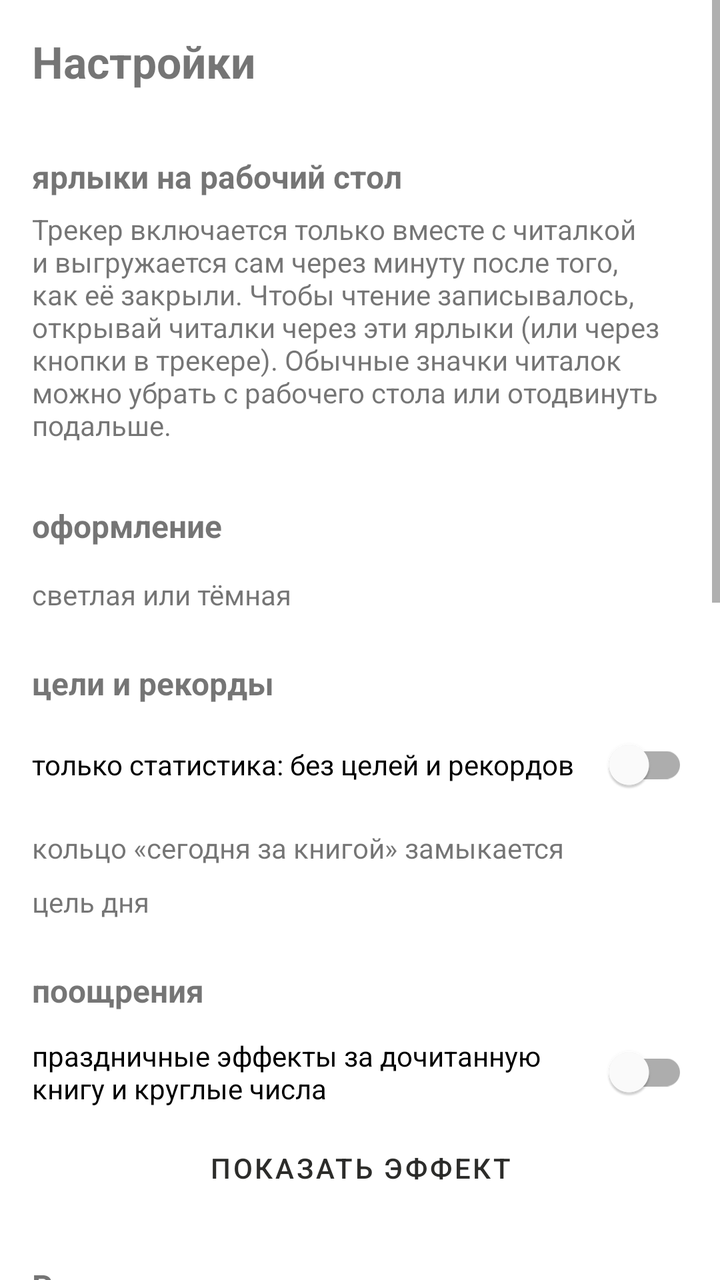
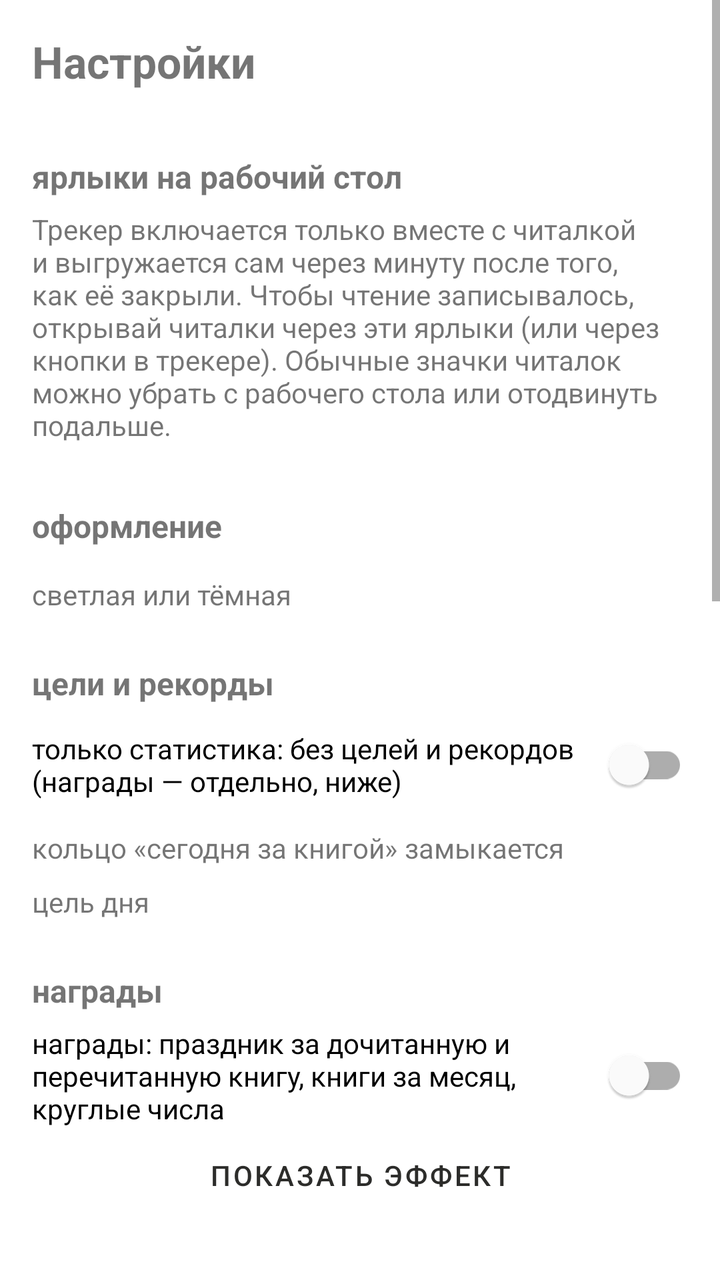

The first picture is an Android layout as it rendered before a commit; the second is the same layout after the commit. The layout source and the unified diff follow.
<!-- AndroidManifest.xml: application theme Theme.ReadingTracker -->
<!-- res/layout/fragment_settings.xml -->
<?xml version="1.0" encoding="utf-8"?>
<ScrollView
    xmlns:android="http://schemas.android.com/apk/res/android"
    android:layout_width="match_parent"
    android:layout_height="match_parent">

    <LinearLayout
        android:layout_width="match_parent"
        android:layout_height="wrap_content"
        android:orientation="vertical"
        android:padding="16dp">

        <TextView
            android:layout_width="wrap_content"
            android:layout_height="wrap_content"
            android:text="Настройки"
            android:textSize="22sp"
            android:textStyle="bold"
            android:layout_marginBottom="8dp" />

        
        <TextView style="@style/SettingsSection" android:text="ярлыки на рабочий стол" />
        <TextView
            android:layout_width="match_parent"
            android:layout_height="wrap_content"
            android:textSize="14sp"
            android:layout_marginBottom="6dp"
            android:text="Трекер включается только вместе с читалкой и выгружается сам через минуту после того, как её закрыли. Чтобы чтение записывалось, открывай читалки через эти ярлыки (или через кнопки в трекере). Обычные значки читалок можно убрать с рабочего стола или отодвинуть подальше." />
        <LinearLayout
            android:id="@+id/shortcutButtons"
            android:layout_width="match_parent"
            android:layout_height="wrap_content"
            android:orientation="vertical" />

        
        <TextView style="@style/SettingsSection" android:text="оформление" />
        <com.google.android.material.chip.ChipGroup
            xmlns:app="http://schemas.android.com/apk/res-auto"
            android:id="@+id/styleChips"
            android:layout_width="match_parent"
            android:layout_height="wrap_content"
            app:singleSelection="true"
            app:selectionRequired="true" />
        <TextView
            android:id="@+id/tvNightLabel"
            android:layout_width="wrap_content"
            android:layout_height="wrap_content"
            android:textSize="14sp"
            android:layout_marginTop="8dp"
            android:text="светлая или тёмная" />
        <com.google.android.material.chip.ChipGroup
            xmlns:app="http://schemas.android.com/apk/res-auto"
            android:id="@+id/nightChips"
            android:layout_width="match_parent"
            android:layout_height="wrap_content"
            app:singleSelection="true"
            app:selectionRequired="true" />

        
        <TextView style="@style/SettingsSection" android:text="цели и рекорды" />
        <com.google.android.material.switchmaterial.SwitchMaterial
            android:id="@+id/swStatsOnly"
            android:layout_width="match_parent"
            android:layout_height="wrap_content"
            android:textSize="14sp"
            android:text="только статистика: без целей и рекордов" />

        <LinearLayout
            android:id="@+id/goalBlock"
            android:layout_width="match_parent"
            android:layout_height="wrap_content"
            android:orientation="vertical">
            <TextView
                android:layout_width="match_parent"
                android:layout_height="wrap_content"
                android:textSize="14sp"
                android:layout_marginTop="8dp"
                android:text="кольцо «сегодня за книгой» замыкается" />
            <com.google.android.material.chip.ChipGroup
                xmlns:app="http://schemas.android.com/apk/res-auto"
                android:id="@+id/ringChips"
                android:layout_width="match_parent"
                android:layout_height="wrap_content"
                app:singleSelection="true"
                app:selectionRequired="true" />
            <TextView
                android:id="@+id/tvGoalLabel"
                android:layout_width="match_parent"
                android:layout_height="wrap_content"
                android:textSize="14sp"
                android:layout_marginTop="8dp"
                android:text="цель дня" />
            <com.google.android.material.chip.ChipGroup
                xmlns:app="http://schemas.android.com/apk/res-auto"
                android:id="@+id/goalChips"
                android:layout_width="match_parent"
                android:layout_height="wrap_content"
                app:singleSelection="true"
                app:selectionRequired="true" />
        </LinearLayout>

        
        <TextView style="@style/SettingsSection" android:text="поощрения" />
        <com.google.android.material.switchmaterial.SwitchMaterial
            android:id="@+id/swEffects"
            android:layout_width="match_parent"
            android:layout_height="wrap_content"
            android:textSize="14sp"
            android:text="праздничные эффекты за дочитанную книгу и круглые числа" />
        <Button
            android:id="@+id/btnTryEffect"
            android:layout_width="match_parent"
            android:layout_height="wrap_content"
            android:text="показать эффект"
            style="@style/Widget.MaterialComponents.Button.TextButton" />

        
        <TextView style="@style/SettingsSection" android:text="Резервная копия" />
        <TextView
            android:id="@+id/tvBackupStatus"
            android:layout_width="match_parent"
            android:layout_height="wrap_content"
            android:textSize="14sp"
            android:layout_marginBottom="6dp" />
        <Button
            android:id="@+id/btnBackupFolder"
            android:layout_width="match_parent"
            android:layout_height="wrap_content"
            android:text="Выбрать папку для копий"
            style="@style/Widget.MaterialComponents.Button.OutlinedButton" />
        <Button
            android:id="@+id/btnBackupNow"
            android:layout_width="match_parent"
            android:layout_height="wrap_content"
            android:text="Сохранить копию сейчас"
            style="@style/Widget.MaterialComponents.Button.OutlinedButton" />
        <Button
            android:id="@+id/btnRestore"
            android:layout_width="match_parent"
            android:layout_height="wrap_content"
            android:text="Восстановить из копии"
            style="@style/Widget.MaterialComponents.Button.OutlinedButton" />

        
        <TextView style="@style/SettingsSection" android:text="Пауза и разведка" />
        <TextView
            android:id="@+id/tvA11yStatus"
            android:layout_width="match_parent"
            android:layout_height="wrap_content"
            android:textSize="14sp"
            android:layout_marginBottom="6dp" />
        <Button
            android:id="@+id/btnA11y"
            android:layout_width="match_parent"
            android:layout_height="wrap_content"
            android:text="Открыть специальные возможности"
            style="@style/Widget.MaterialComponents.Button.OutlinedButton" />
        <Button
            android:id="@+id/btnAppInfo"
            android:layout_width="match_parent"
            android:layout_height="wrap_content"
            android:text="Открыть «О приложении»"
            style="@style/Widget.MaterialComponents.Button.OutlinedButton" />
        <TextView
            android:id="@+id/tvScout"
            android:layout_width="match_parent"
            android:layout_height="wrap_content"
            android:textSize="13sp"
            android:textColor="?android:attr/textColorSecondary"
            android:layout_marginTop="8dp" />
        <Button
            android:id="@+id/btnShareScout"
            android:layout_width="match_parent"
            android:layout_height="wrap_content"
            android:text="Отправить журнал разведки"
            style="@style/Widget.MaterialComponents.Button.OutlinedButton" />
        <Button
            android:id="@+id/btnClearScout"
            android:layout_width="match_parent"
            android:layout_height="wrap_content"
            android:text="Очистить журнал"
            style="@style/Widget.MaterialComponents.Button.TextButton" />

        
        <TextView style="@style/SettingsSection" android:text="Проверка" />
        <TextView
            android:id="@+id/tvReport"
            android:layout_width="match_parent"
            android:layout_height="wrap_content"
            android:textSize="12sp"
            android:textIsSelectable="true"
            android:fontFamily="monospace"
            android:layout_marginBottom="8dp" />
        <Button
            android:id="@+id/btnTestBubble"
            android:layout_width="match_parent"
            android:layout_height="wrap_content"
            android:text="Показать пузырёк для проверки"
            style="@style/Widget.MaterialComponents.Button.OutlinedButton" />
        <Button
            android:id="@+id/btnCopy"
            android:layout_width="match_parent"
            android:layout_height="wrap_content"
            android:text="Скопировать отчёт"
            style="@style/Widget.MaterialComponents.Button.OutlinedButton" />
        <Button
            android:id="@+id/btnClearError"
            android:layout_width="match_parent"
            android:layout_height="wrap_content"
            android:text="Стереть ошибку"
            style="@style/Widget.MaterialComponents.Button.TextButton" />
    </LinearLayout>
</ScrollView>
<!-- resources referenced by this layout -->
<resources>
  <color name="rt_ink">#2C2C2A</color>
  <color name="rt_bg">#FFFFFF</color>
  <!-- drawable rt_tile_16 (drawable) -->
  <?xml version="1.0" encoding="utf-8"?>
  <shape xmlns:android="http://schemas.android.com/apk/res/android" android:shape="rectangle">
      <solid android:color="@color/rt_tile" />
      <stroke android:width="1dp" android:color="@color/rt_tile_stroke" />
      <corners android:radius="16dp" />
  </shape>
  <!-- drawable rt_tile_18 (drawable) -->
  <?xml version="1.0" encoding="utf-8"?>
  <shape xmlns:android="http://schemas.android.com/apk/res/android" android:shape="rectangle">
      <solid android:color="@color/rt_tile" />
      <stroke android:width="1dp" android:color="@color/rt_tile_stroke" />
      <corners android:radius="18dp" />
  </shape>
  <!-- drawable rt_ring_tile (drawable) -->
  <?xml version="1.0" encoding="utf-8"?>
  <shape xmlns:android="http://schemas.android.com/apk/res/android" android:shape="rectangle">
      <solid android:color="@color/rt_ring_bg" />
      <stroke android:width="1dp" android:color="@color/rt_ring_stroke" />
      <corners android:radius="18dp" />
  </shape>
  <!-- drawable rt_reader_btn (drawable) -->
  <?xml version="1.0" encoding="utf-8"?>
  <shape xmlns:android="http://schemas.android.com/apk/res/android" android:shape="rectangle">
      <solid android:color="@android:color/transparent" />
      <stroke android:width="1.5dp" android:color="@color/rt_reader_stroke" />
      <corners android:radius="12dp" />
  </shape>
  <color name="rt_ink2">#5F5E5A</color>
  <color name="rt_ink3">#B4B2A9</color>
  <color name="rt_tile">#F6F5F1</color>
  <color name="rt_tile_stroke">#B4B2A9</color>
  <color name="rt_strong">#2C2C2A</color>
  <color name="rt_on_strong">#F4F2EC</color>
  <color name="rt_on_strong2">#D3D1C7</color>
  <color name="rt_ring_bg">#2C2C2A</color>
  <color name="rt_ring_stroke">#2C2C2A</color>
  <color name="rt_ring_fg">#F1EFE9</color>
  <color name="rt_ring_sub">#D3D1C7</color>
  <color name="rt_ring_track">#5F5E5A</color>
  <color name="rt_ring_prog">#ECEAE3</color>
  <color name="rt_ring_track2">#444441</color>
  <color name="rt_ring_prog2">#B4B2A9</color>
  <color name="rt_bar0">#D3D1C7</color>
  <color name="rt_bar1">#B4B2A9</color>
  <color name="rt_bar2">#888780</color>
  <color name="rt_bar3">#5F5E5A</color>
  <color name="rt_bar4">#2C2C2A</color>
  <color name="rt_bar_zero_text">#B4B2A9</color>
  <color name="rt_cover">#F6F5F1</color>
  <color name="rt_cover_stroke">#2C2C2A</color>
  <color name="rt_cover_hinge">#D3D1C7</color>
  <color name="rt_board">#EDEBE4</color>
  <color name="rt_pages">#F5F3EE</color>
  <color name="rt_page_line">#B4B2A9</color>
  <color name="rt_spine">#DCDAD2</color>
  <color name="rt_band">#F9F7F2</color>
  <color name="rt_band_stroke">#2C2C2A</color>
  <color name="rt_band_rule">#D3D1C7</color>
  <color name="rt_band_text">#2C2C2A</color>
  <color name="rt_band_fold">#D3D1C7</color>
  <color name="rt_band_shadow">#292C2C2A</color>
  <color name="rt_brick">#888780</color>
  <color name="rt_brick_today">#2C2C2A</color>
  <color name="rt_brick_empty">#B4B2A9</color>
  <color name="rt_book_d">#2C2C2A</color>
  <color name="rt_book_m">#5F5E5A</color>
  <color name="rt_book_l">#888780</color>
  <color name="rt_book_cap">#141413</color>
  <color name="rt_ghost">#9C9A92</color>
  <color name="rt_ghost_stripe">#D3D1C7</color>
  <color name="rt_shelf">#2C2C2A</color>
  <color name="rt_block_ghost">#888780</color>
  <color name="rt_block_ghost_big">#B4B2A9</color>
  <color name="rt_reader_stroke">#888780</color>
  <color name="rt_nav_line">#D3D1C7</color>
  <color name="rt_cover2">#B4B2A9</color>
  <color name="rt_cover3">#5F5E5A</color>
  <color name="rt_cover4">#888780</color>
  <color name="rt_accent">#2C2C2A</color>
  <color name="rt_screen_bg">#FFFFFF</color>
  <color name="rt_chart_grid">#E2E1DC</color>
  <color name="rt_heat0">#EBEAE6</color>
  <!-- unchanged entries left out for length: 2 -->
</resources>

<!-- the commit's change to res/layout/fragment_settings.xml (unified diff, before → after) -->
@@ -63,7 +63,7 @@
             android:layout_width="match_parent"
             android:layout_height="wrap_content"
             android:textSize="14sp"
-            android:text="только статистика: без целей и рекордов" />
+            android:text="только статистика: без целей и рекордов (награды — отдельно, ниже)" />
 
         <LinearLayout
             android:id="@+id/goalBlock"
@@ -100,13 +100,13 @@
         </LinearLayout>
 
         
-        <TextView style="@style/SettingsSection" android:text="поощрения" />
+        <TextView style="@style/SettingsSection" android:text="награды" />
         <com.google.android.material.switchmaterial.SwitchMaterial
             android:id="@+id/swEffects"
             android:layout_width="match_parent"
             android:layout_height="wrap_content"
             android:textSize="14sp"
-            android:text="праздничные эффекты за дочитанную книгу и круглые числа" />
+            android:text="награды: праздник за дочитанную и перечитанную книгу, книги за месяц, круглые числа" />
         <Button
             android:id="@+id/btnTryEffect"
             android:layout_width="match_parent"
